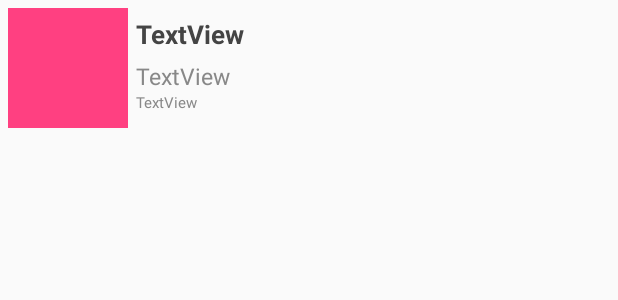
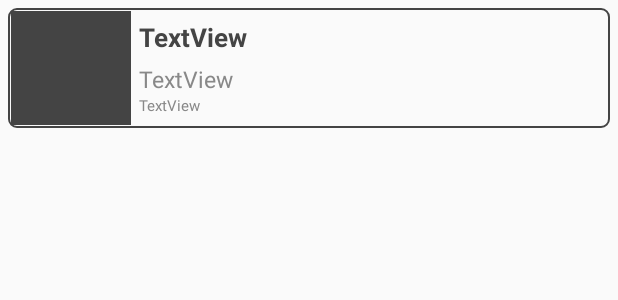
Before and after one commit to guth-jarkovsky-tomas/RSS-News-reader, an Android app: the layout inside_recycler_view.xml on its own in the app's theme, with its tools: preview values and no code run, on a phone screen of 412 x 824 dp. Shown: the top 300 px of the screen. Run offline under Robolectric (Android 15) with nearby library versions, the phone set to English and light mode, and no system bars.

Commit message:
recycler view item - added border

```diff
--- /dev/null
+++ b/app/src/main/res/drawable/border.xml
@@ -0,0 +1,8 @@
+<?xml version="1.0" encoding="utf-8"?>
+<shape xmlns:android="http://schemas.android.com/apk/res/android"
+    android:shape="rectangle">
+    <stroke android:color="@color/colorTitle"
+        android:width="1dp"
+        />
+    <corners android:radius="5dp" />
+</shape>
--- a/app/src/main/res/layout/inside_recycler_view.xml
+++ b/app/src/main/res/layout/inside_recycler_view.xml
@@ -6,6 +6,9 @@
     android:layout_width="match_parent"
     android:layout_height="80dp"
     android:layout_margin="5dp"
+    android:background="@drawable/border"
+    android:padding="2dp"
+
     >
 
     <ImageView
@@ -13,7 +16,7 @@
         android:layout_width="80dp"
         android:layout_height="80dp"
         android:adjustViewBounds="true"
-        tools:src="@color/colorAccent"
+        tools:src="@color/colorTitle"
          />
 
     <LinearLayout xmlns:android="http://schemas.android.com/apk/res/android"
```
